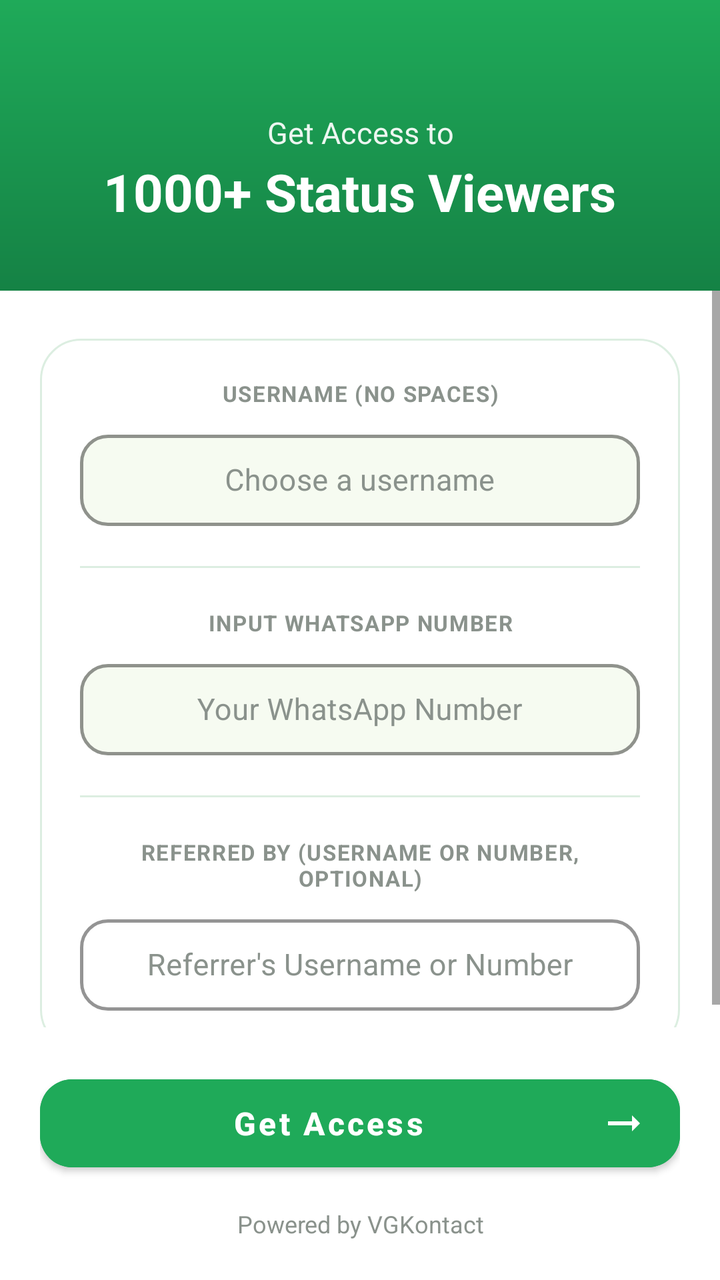
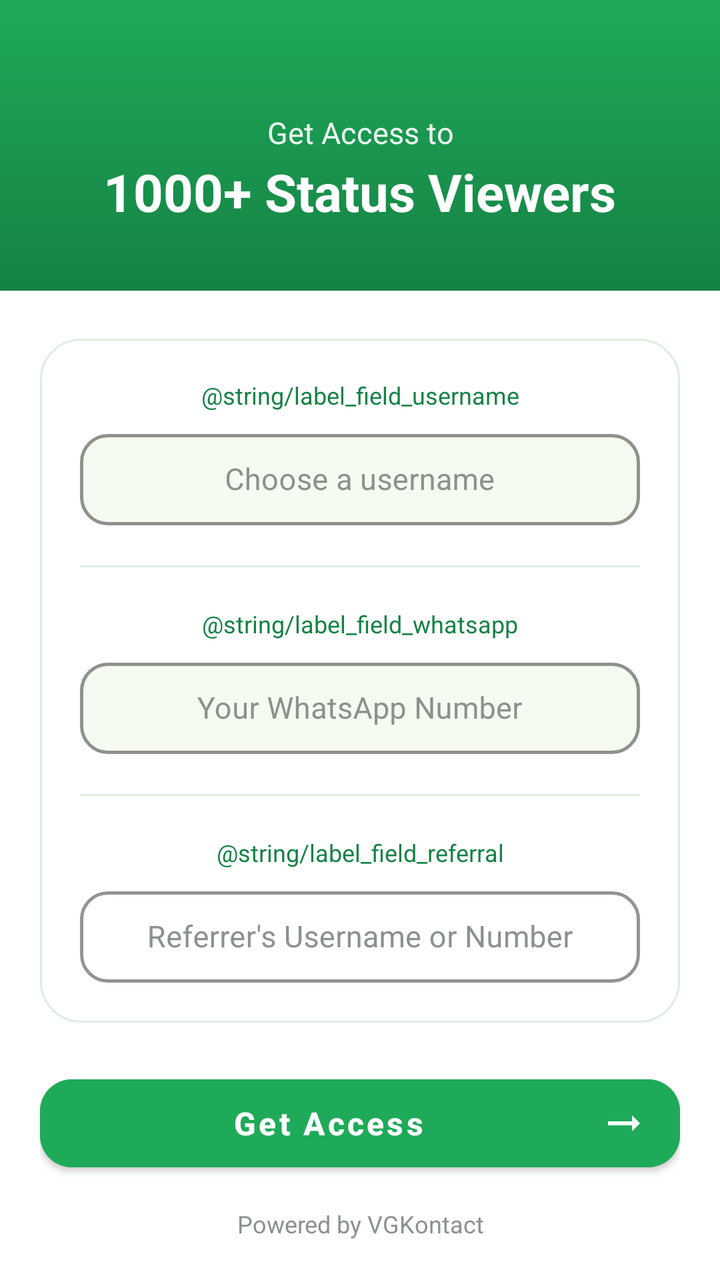

Two renders of the same Android screen: before a commit and after it. Below are the layout's source before the change and the commit's diff.
<!-- AndroidManifest.xml: application theme Theme.VGKontact -->
<!-- res/layout/activity_onboarding.xml -->
<?xml version="1.0" encoding="utf-8"?>
<FrameLayout xmlns:android="http://schemas.android.com/apk/res/android"
    xmlns:app="http://schemas.android.com/apk/res-auto"
    android:layout_width="match_parent"
    android:layout_height="match_parent"
    android:background="@color/white">

    
    <LinearLayout
        android:id="@+id/formContainer"
        android:layout_width="match_parent"
        android:layout_height="match_parent"
        android:orientation="vertical"
        android:background="@color/white"
        android:visibility="visible">

        
        <LinearLayout
            android:layout_width="match_parent"
            android:layout_height="wrap_content"
            android:orientation="vertical"
            android:gravity="center_horizontal"
            android:background="@drawable/header_gradient"
            android:paddingTop="56dp"
            android:paddingStart="28dp"
            android:paddingEnd="28dp"
            android:paddingBottom="32dp">

            <TextView
                android:layout_width="wrap_content"
                android:layout_height="wrap_content"
                android:text="@string/onboarding_lead"
                android:textSize="15sp"
                android:textStyle="normal"
                android:alpha="0.92"
                android:gravity="center"
                android:textColor="@color/white" />

            <TextView
                android:layout_width="wrap_content"
                android:layout_height="wrap_content"
                android:text="@string/onboarding_hook"
                android:textSize="26sp"
                android:textStyle="bold"
                android:layout_marginTop="2dp"
                android:gravity="center"
                android:textColor="@color/white" />

        </LinearLayout>

        
        <ScrollView
            android:layout_width="match_parent"
            android:layout_height="0dp"
            android:layout_weight="1">

            <LinearLayout
                android:layout_width="match_parent"
                android:layout_height="wrap_content"
                android:orientation="vertical"
                android:paddingStart="20dp"
                android:paddingEnd="20dp"
                android:paddingTop="24dp">

                
                <LinearLayout
                    android:layout_width="match_parent"
                    android:layout_height="wrap_content"
                    android:orientation="vertical"
                    android:background="@drawable/card_background"
                    android:padding="20dp">

                    
                    <TextView
                        android:layout_width="match_parent"
                        android:layout_height="wrap_content"
                        android:text="USERNAME (NO SPACES)"
                        android:textSize="11sp"
                        android:textStyle="bold"
                        android:textAllCaps="true"
                        android:letterSpacing="0.05"
                        android:textColor="@color/text_muted"
                        android:gravity="center"
                        android:layout_marginBottom="8dp" />

                    <com.google.android.material.textfield.TextInputLayout
                        android:layout_width="match_parent"
                        android:layout_height="wrap_content"
                        android:hint="@string/hint_name"
                        android:textColorHint="@color/text_muted"
                        app:hintTextColor="@color/vg_green_dark"
                        app:boxBackgroundMode="outline"
                        app:boxBackgroundColor="@color/vg_field_bg"
                        app:boxStrokeColor="@color/vg_green"
                        app:boxStrokeWidth="1.5dp"
                        app:boxCornerRadiusTopStart="14dp"
                        app:boxCornerRadiusTopEnd="14dp"
                        app:boxCornerRadiusBottomStart="14dp"
                        app:boxCornerRadiusBottomEnd="14dp"
                        style="@style/Widget.MaterialComponents.TextInputLayout.OutlinedBox">

                        <com.google.android.material.textfield.TextInputEditText
                            android:id="@+id/nameInput"
                            android:layout_width="match_parent"
                            android:layout_height="wrap_content"
                            android:gravity="center"
                            android:inputType="text"
                            android:digits="abcdefghijklmnopqrstuvwxyzABCDEFGHIJKLMNOPQRSTUVWXYZ0123456789_."
                            android:maxLength="30"
                            android:textSize="15sp"
                            android:textColor="@color/vg_dark"
                            android:textColorHint="@color/text_muted"
                            android:includeFontPadding="false"
                            android:paddingStart="14dp"
                            android:paddingEnd="14dp"
                            android:paddingTop="14dp"
                            android:paddingBottom="14dp" />

                    </com.google.android.material.textfield.TextInputLayout>

                    <View
                        android:layout_width="match_parent"
                        android:layout_height="1dp"
                        android:background="@color/stats_card_border"
                        android:layout_marginTop="20dp"
                        android:layout_marginBottom="20dp" />

                    
                    <TextView
                        android:layout_width="match_parent"
                        android:layout_height="wrap_content"
                        android:text="INPUT WHATSAPP NUMBER"
                        android:textSize="11sp"
                        android:textStyle="bold"
                        android:textAllCaps="true"
                        android:letterSpacing="0.05"
                        android:textColor="@color/text_muted"
                        android:gravity="center"
                        android:layout_marginBottom="8dp" />

                    <com.google.android.material.textfield.TextInputLayout
                        android:layout_width="match_parent"
                        android:layout_height="wrap_content"
                        android:hint="@string/hint_whatsapp"
                        android:textColorHint="@color/text_muted"
                        app:hintTextColor="@color/vg_green_dark"
                        app:boxBackgroundMode="outline"
                        app:boxBackgroundColor="@color/vg_field_bg"
                        app:boxStrokeColor="@color/vg_green"
                        app:boxStrokeWidth="1.5dp"
                        app:boxCornerRadiusTopStart="14dp"
                        app:boxCornerRadiusTopEnd="14dp"
                        app:boxCornerRadiusBottomStart="14dp"
                        app:boxCornerRadiusBottomEnd="14dp"
                        style="@style/Widget.MaterialComponents.TextInputLayout.OutlinedBox">

                        <com.google.android.material.textfield.TextInputEditText
                            android:id="@+id/whatsappInput"
                            android:layout_width="match_parent"
                            android:layout_height="wrap_content"
                            android:gravity="center"
                            android:inputType="phone"
                            android:maxLength="13"
                            android:textSize="15sp"
                            android:textColor="@color/vg_dark"
                            android:textColorHint="@color/text_muted"
                            android:includeFontPadding="false"
                            android:paddingStart="14dp"
                            android:paddingEnd="14dp"
                            android:paddingTop="14dp"
                            android:paddingBottom="14dp" />

                    </com.google.android.material.textfield.TextInputLayout>

                    <View
                        android:layout_width="match_parent"
                        android:layout_height="1dp"
                        android:background="@color/stats_card_border"
                        android:layout_marginTop="20dp"
                        android:layout_marginBottom="20dp" />

                    
                    <TextView
                        android:layout_width="match_parent"
                        android:layout_height="wrap_content"
                        android:text="REFERRED BY (USERNAME OR NUMBER, OPTIONAL)"
                        android:textSize="11sp"
                        android:textStyle="bold"
                        android:textAllCaps="true"
                        android:letterSpacing="0.05"
                        android:textColor="@color/text_muted"
                        android:gravity="center"
                        android:layout_marginBottom="8dp" />

                    <com.google.android.material.textfield.TextInputLayout
                        android:layout_width="match_parent"
                        android:layout_height="wrap_content"
                        android:hint="@string/hint_referral"
                        android:textColorHint="@color/text_muted"
                        app:hintTextColor="@color/vg_green_dark"
                        app:boxBackgroundMode="outline"
                        app:boxBackgroundColor="@color/white"
                        app:boxStrokeColor="@color/vg_field_stroke_muted"
                        app:boxStrokeWidth="1.5dp"
                        app:boxCornerRadiusTopStart="14dp"
                        app:boxCornerRadiusTopEnd="14dp"
                        app:boxCornerRadiusBottomStart="14dp"
                        app:boxCornerRadiusBottomEnd="14dp"
                        style="@style/Widget.MaterialComponents.TextInputLayout.OutlinedBox">

                        <com.google.android.material.textfield.TextInputEditText
                            android:id="@+id/referralInput"
                            android:layout_width="match_parent"
                            android:layout_height="wrap_content"
                            android:gravity="center"
                            android:inputType="text|textCapWords"
                            android:maxLength="40"
                            android:textSize="15sp"
                            android:textColor="@color/vg_dark"
                            android:textColorHint="@color/text_muted"
                            android:includeFontPadding="false"
                            android:paddingStart="14dp"
                            android:paddingEnd="14dp"
                            android:paddingTop="14dp"
                            android:paddingBottom="14dp" />

                    </com.google.android.material.textfield.TextInputLayout>

                </LinearLayout>

            </LinearLayout>

        </ScrollView>

        <LinearLayout
            android:layout_width="match_parent"
            android:layout_height="wrap_content"
            android:orientation="vertical"
            android:padding="20dp">

            <FrameLayout
                android:layout_width="match_parent"
                android:layout_height="56dp">

                <Button
                    android:id="@+id/continueButton"
                    android:layout_width="match_parent"
                    android:layout_height="match_parent"
                    android:text="@string/btn_continue"
                    android:textSize="16sp"
                    android:textStyle="bold"
                    android:textAllCaps="false"
                    android:backgroundTint="@color/vg_green"
                    android:textColor="@color/white"
                    android:gravity="center"
                    android:drawableEnd="@drawable/ic_arrow_forward"
                    android:drawablePadding="8dp"
                    app:cornerRadius="16dp" />

                <ProgressBar
                    android:id="@+id/progressBar"
                    android:layout_width="24dp"
                    android:layout_height="24dp"
                    android:layout_gravity="center"
                    android:indeterminateTint="@color/white"
                    android:visibility="gone" />

            </FrameLayout>

            <TextView
                android:id="@+id/creditText"
                android:layout_width="match_parent"
                android:layout_height="wrap_content"
                android:text="@string/onboarding_credit"
                android:textSize="12sp"
                android:textColor="@color/text_muted"
                android:gravity="center"
                android:layout_marginTop="14dp" />

        </LinearLayout>

    </LinearLayout>

</FrameLayout>
<!-- resources referenced by this layout -->
<resources>
  <color name="stats_card_border">#DCEEE1</color>
  <color name="text_muted">#8A928C</color>
  <color name="vg_dark">#111B21</color>
  <color name="vg_field_bg">#F6FBF1</color>
  <color name="vg_field_stroke_muted">#B4B2A9</color>
  <color name="vg_green">#1FAA59</color>
  <color name="vg_green_dark">#158245</color>
  <color name="white">#FFFFFF</color>
  <!-- drawable card_background (drawable) -->
  <?xml version="1.0" encoding="utf-8"?>
  <shape xmlns:android="http://schemas.android.com/apk/res/android"
      android:shape="rectangle">
      <solid android:color="@color/white" />
      <corners android:radius="20dp" />
      <stroke android:width="1dp" android:color="@color/stats_card_border" />
  </shape>
  <!-- drawable header_gradient (drawable) -->
  <?xml version="1.0" encoding="utf-8"?>
  <shape xmlns:android="http://schemas.android.com/apk/res/android"
      android:shape="rectangle">
      <gradient
          android:angle="270"
          android:startColor="@color/vg_green"
          android:endColor="@color/vg_green_dark" />
  </shape>
  <!-- drawable ic_arrow_forward (drawable) -->
  <?xml version="1.0" encoding="utf-8"?>
  <vector xmlns:android="http://schemas.android.com/apk/res/android"
      android:width="24dp"
      android:height="24dp"
      android:viewportWidth="24"
      android:viewportHeight="24"
      android:tint="@color/white">
      <path
          android:fillColor="@android:color/white"
          android:pathData="M16.01,11H4v2h12.01v3L20,12l-3.99,-4z"/>
  </vector>
  <string name="btn_continue">Get Access</string>
  <string name="hint_name">Choose a username</string>
  <string name="hint_referral">Referrer\'s Username or Number</string>
  <string name="hint_whatsapp">Your WhatsApp Number</string>
  <string name="onboarding_credit">Powered by VGKontact</string>
  <string name="onboarding_hook">1000+ Status Viewers</string>
  <string name="onboarding_lead">Get Access to</string>
  <style name="Theme.VGKontact" parent="Theme.MaterialComponents.DayNight.NoActionBar">
          
          <item name="colorPrimary">#25D366</item>
          <item name="colorPrimaryVariant">#128C7E</item>
          <item name="colorOnPrimary">#FFFFFF</item>
  
          
          <item name="android:windowBackground">#FFFFFF</item>
          <item name="android:textColorPrimary">#000000</item>
          <item name="android:textColorSecondary">#555555</item>
  
          
          <item name="android:forceDarkAllowed">false</item>
  
          
      </style>
</resources>

<!-- the commit's change to res/layout/activity_onboarding.xml (unified diff, before → after) -->
@@ -62,7 +62,6 @@
                 android:paddingEnd="20dp"
                 android:paddingTop="24dp">
 
-                
                 <LinearLayout
                     android:layout_width="match_parent"
                     android:layout_height="wrap_content"
@@ -74,14 +73,12 @@
                     <TextView
                         android:layout_width="match_parent"
                         android:layout_height="wrap_content"
-                        android:text="USERNAME (NO SPACES)"
-                        android:textSize="11sp"
-                        android:textStyle="bold"
-                        android:textAllCaps="true"
-                        android:letterSpacing="0.05"
-                        android:textColor="@color/text_muted"
+                        android:text="@string/label_field_username"
+                        android:textSize="12sp"
+                        android:textStyle="normal"
+                        android:textColor="@color/vg_green_dark"
                         android:gravity="center"
-                        android:layout_marginBottom="8dp" />
+                        android:layout_marginBottom="6dp" />
 
                     <com.google.android.material.textfield.TextInputLayout
                         android:layout_width="match_parent"
@@ -129,14 +126,12 @@
                     <TextView
                         android:layout_width="match_parent"
                         android:layout_height="wrap_content"
-                        android:text="INPUT WHATSAPP NUMBER"
-                        android:textSize="11sp"
-                        android:textStyle="bold"
-                        android:textAllCaps="true"
-                        android:letterSpacing="0.05"
-                        android:textColor="@color/text_muted"
+                        android:text="@string/label_field_whatsapp"
+                        android:textSize="12sp"
+                        android:textStyle="normal"
+                        android:textColor="@color/vg_green_dark"
                         android:gravity="center"
-                        android:layout_marginBottom="8dp" />
+                        android:layout_marginBottom="6dp" />
 
                     <com.google.android.material.textfield.TextInputLayout
                         android:layout_width="match_parent"
@@ -183,14 +178,12 @@
                     <TextView
                         android:layout_width="match_parent"
                         android:layout_height="wrap_content"
-                        android:text="REFERRED BY (USERNAME OR NUMBER, OPTIONAL)"
-                        android:textSize="11sp"
-                        android:textStyle="bold"
-                        android:textAllCaps="true"
-                        android:letterSpacing="0.05"
-                        android:textColor="@color/text_muted"
+                        android:text="@string/label_field_referral"
+                        android:textSize="12sp"
+                        android:textStyle="normal"
+                        android:textColor="@color/vg_green_dark"
                         android:gravity="center"
-                        android:layout_marginBottom="8dp" />
+                        android:layout_marginBottom="6dp" />
 
                     <com.google.android.material.textfield.TextInputLayout
                         android:layout_width="match_parent"
